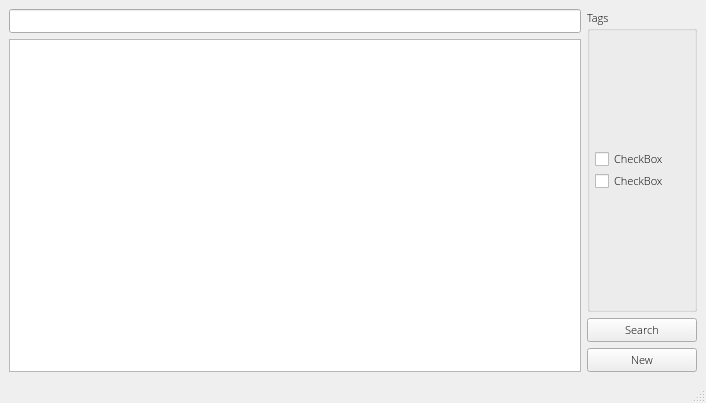
airens/notes, file modules/ui.ui: the form before one commit.
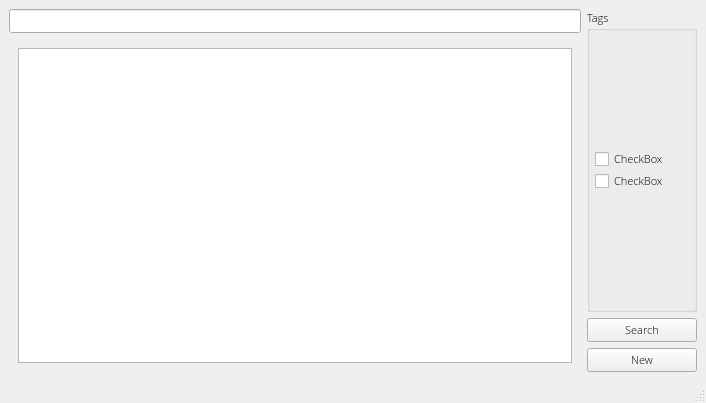
The form after the commit.

Commit message: 1. added view mode 2. Added html render for notes and markdown parser

The edit to the form file:
```diff
--- a/modules/ui.ui
+++ b/modules/ui.ui
@@ -87,7 +87,7 @@
     <item row="1" column="0" rowspan="2">
      <widget class="QStackedWidget" name="st_widget">
       <property name="currentIndex">
-       <number>0</number>
+       <number>2</number>
       </property>
       <widget class="QWidget" name="edit">
        <layout class="QHBoxLayout" name="horizontalLayout">
@@ -156,6 +156,23 @@
         </item>
        </layout>
       </widget>
+      <widget class="QWidget" name="view">
+       <layout class="QHBoxLayout" name="horizontalLayout_5">
+        <item>
+         <widget class="QTextBrowser" name="tb_view">
+          <property name="lineWrapMode">
+           <enum>QTextEdit::NoWrap</enum>
+          </property>
+          <property name="textInteractionFlags">
+           <set>Qt::LinksAccessibleByKeyboard|Qt::LinksAccessibleByMouse|Qt::TextBrowserInteraction|Qt::TextSelectableByKeyboard|Qt::TextSelectableByMouse</set>
+          </property>
+          <property name="openExternalLinks">
+           <bool>true</bool>
+          </property>
+         </widget>
+        </item>
+       </layout>
+      </widget>
      </widget>
     </item>
     <item row="0" column="1" rowspan="2">
```
The commit also changes 10 other files.
